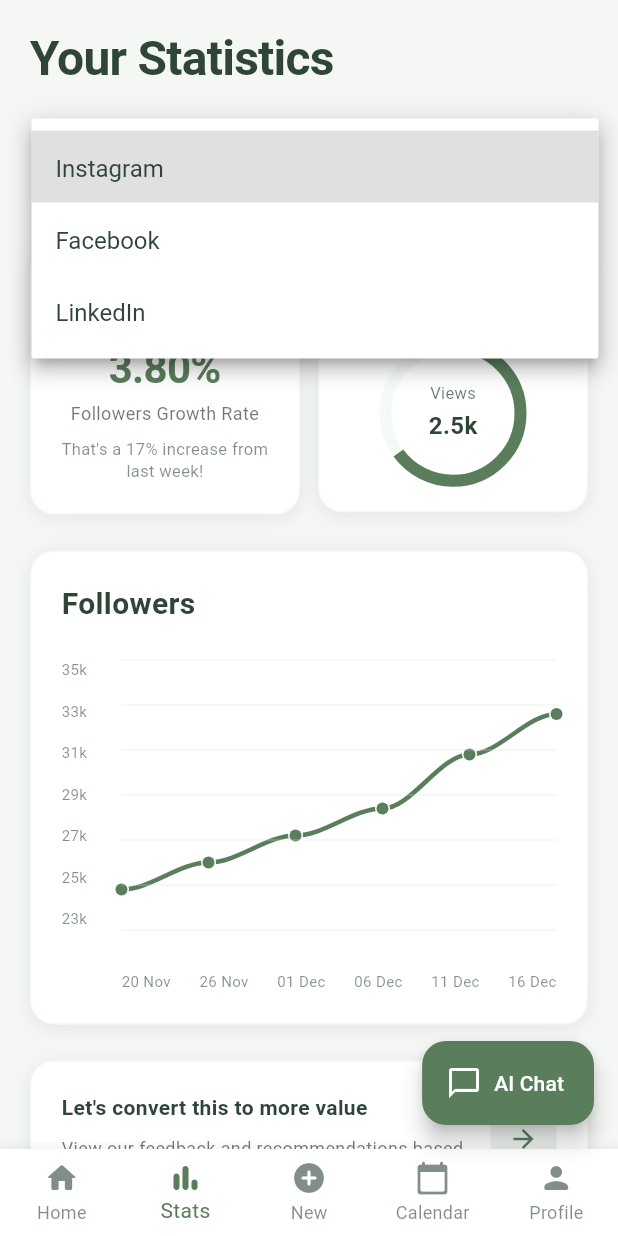
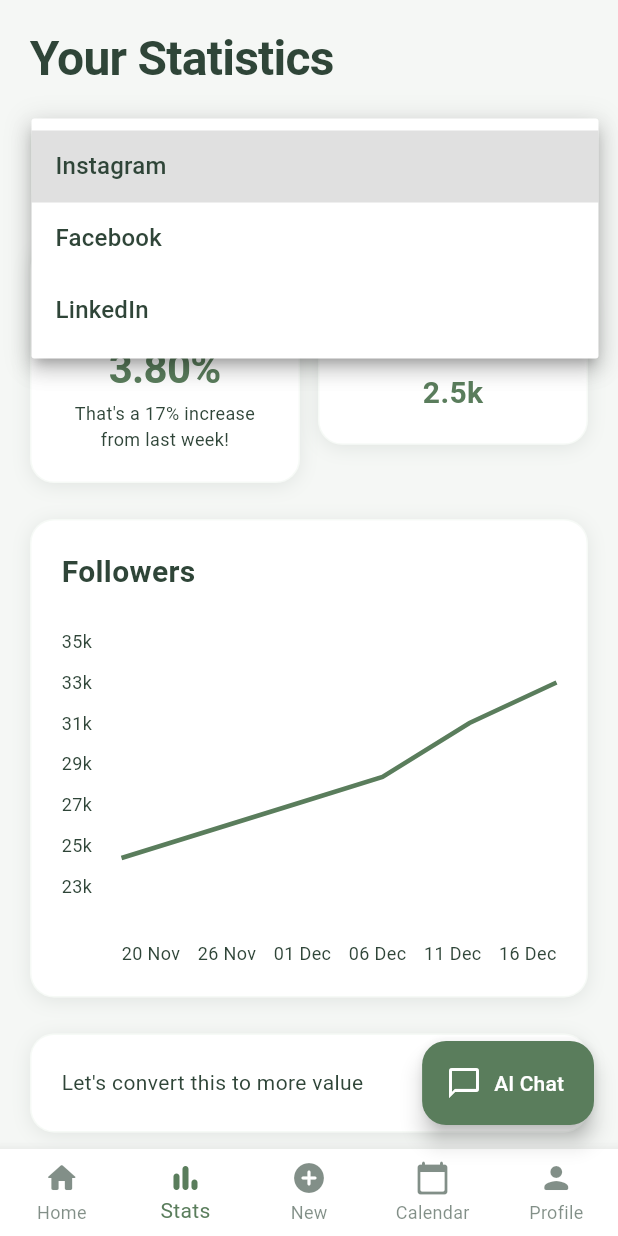
Before and after one commit to toshvarma/coco-app, a Flutter app: the HomeScreen screen opened directly, item 2 of the bottom bar chosen, after a tap on "Instagram", on a phone screen of 412 x 824 dp. Run offline on Flutter 3.47's test engine with Material 3 defaults, Android fonts, the phone set to English and light mode, and no system bars; our stand-ins replace flutter_markdown, image_picker, shared_preferences; accounts and stored records are empty; network calls fail.

Commit message:
Updated Stats Screen

```diff
--- a/lib/presentation/screens/analytics_screen.dart
+++ b/lib/presentation/screens/analytics_screen.dart
@@ -15,73 +15,95 @@
 class _AnalyticsScreenState extends State<AnalyticsScreen> {
   String selectedPlatform = 'Instagram';
 
-  // NEW: Add these variables
   final ReviewService _reviewService = ReviewService();
   final AuthService _authService = AuthService();
-  String _personaId = 'lena'; // default
 
-  // NEW: Add this method
+  String _personaId = 'lena';
+  Map<String, dynamic> _userStats = {};
+
   @override
   void initState() {
     super.initState();
     _loadUserPersona();
   }
 
-  // NEW: This method detects which user is logged in
   Future<void> _loadUserPersona() async {
     final user = await _authService.getCurrentUser();
     if (user != null && mounted) {
       setState(() {
-        // Check the email and set the persona ID
         if (user['email'] == 'mike@coco.com') {
           _personaId = 'mike';
-        } else if (user['email'] == 'lena@coco.com') {
+          _userStats = _getMikeStats();
+        } else {
           _personaId = 'lena';
+          _userStats = _getLenaStats();
         }
       });
     }
   }
 
+  Map<String, dynamic> _getLenaStats() {
+    return {
+      'growthRate': '3.80%',
+      'growthIncrease': '17%',
+      'latestPostViews': '2.5k',
+      'posts': '12',
+      'reach': '3.5k',
+      'engagement': '24%',
+      'chartPoints': [
+        {'date': '20 Nov', 'value': 0.85, 'followers': '25k'},
+        {'date': '26 Nov', 'value': 0.75, 'followers': '26k'},
+        {'date': '01 Dec', 'value': 0.65, 'followers': '27k'},
+        {'date': '06 Dec', 'value': 0.55, 'followers': '28k'},
+        {'date': '11 Dec', 'value': 0.35, 'followers': '31k'},
+        {'date': '16 Dec', 'value': 0.20, 'followers': '33k'},
+      ],
+      'yAxisLabels': ['35k', '33k', '31k', '29k', '27k', '25k', '23k'],
+    };
+  }
+
+  Map<String, dynamic> _getMikeStats() {
+    return {
+      'growthRate': '5.20%',
+      'growthIncrease': '23%',
+      'latestPostViews': '4.8k',
+      'posts': '18',
+      'reach': '7.2k',
+      'engagement': '31%',
+      'chartPoints': [
+        {'date': '20 Nov', 'value': 0.85, 'followers': '38k'},
+        {'date': '26 Nov', 'value': 0.70, 'followers': '40k'},
+        {'date': '01 Dec', 'value': 0.55, 'followers': '42k'},
+        {'date': '06 Dec', 'value': 0.45, 'followers': '44k'},
+        {'date': '11 Dec', 'value': 0.25, 'followers': '47k'},
+        {'date': '16 Dec', 'value': 0.10, 'followers': '50k'},
+      ],
+      'yAxisLabels': ['52k', '50k', '47k', '44k', '42k', '40k', '38k'],
+    };
+  }
+
   @override
   Widget build(BuildContext context) {
-    final colorScheme = Theme.of(context).colorScheme;
-
     return SafeArea(
       child: SingleChildScrollView(
         padding: const EdgeInsets.all(20),
         child: Column(
           crossAxisAlignment: CrossAxisAlignment.start,
           children: [
-            // Header
-            Text(
-              'Your Statistics',
-              style: AppTextStyles.heading1,
-            ),
+            Text('Your Statistics', style: AppTextStyles.heading1),
             const SizedBox(height: 24),
-
-            // Platform Selector Dropdown
             _buildPlatformSelector(),
             const SizedBox(height: 24),
-
-            // Stats Cards Row
             Row(
               children: [
-                Expanded(
-                  child: _buildGrowthRateCard(),
-                ),
+                Expanded(child: _buildGrowthRateCard()),
                 const SizedBox(width: 12),
-                Expanded(
-                  child: _buildLatestPostCard(),
-                ),
+                Expanded(child: _buildLatestPostCard()),
               ],
             ),
             const SizedBox(height: 24),
-
-            // Followers Chart Card
             _buildFollowersChart(),
             const SizedBox(height: 24),
-
-            // UPDATED: Convert to Value Card with working navigation
             _buildConvertCard(),
           ],
         ),
@@ -103,19 +125,17 @@
         value: selectedPlatform,
         isExpanded: true,
         underline: const SizedBox(),
-        icon: const Icon(Icons.keyboard_arrow_down),
-        style: AppTextStyles.body.copyWith(color: colorScheme.onSurface),
-        items: ['Instagram', 'Facebook', 'LinkedIn',]
-            .map((platform) => DropdownMenuItem(
-          value: platform,
-          child: Text(platform),
-        ))
+        items: ['Instagram', 'Facebook', 'LinkedIn']
+            .map(
+              (platform) => DropdownMenuItem(
+            value: platform,
+            child: Text(platform),
+          ),
+        )
             .toList(),
         onChanged: (value) {
           if (value != null) {
-            setState(() {
-              selectedPlatform = value;
-            });
+            setState(() => selectedPlatform = value);
           }
         },
       ),
@@ -129,14 +149,10 @@
       padding: const EdgeInsets.all(20),
       child: Column(
         children: [
-          Icon(
-            Icons.trending_up,
-            color: colorScheme.primary,
-            size: 32,
-          ),
+          Icon(Icons.trending_up, color: colorScheme.primary, size: 32),
           const SizedBox(height: 12),
           Text(
-            '3.80%',
+            _userStats['growthRate'] ?? '0%',
             style: AppTextStyles.heading1.copyWith(
               fontSize: 28,
               color: colorScheme.primary,
@@ -144,19 +160,8 @@
           ),
           const SizedBox(height: 4),
           Text(
-            'Followers Growth Rate',
-            style: AppTextStyles.caption.copyWith(
-              color: colorScheme.onSurface.withOpacity(0.7),
-            ),
-            textAlign: TextAlign.center,
-          ),
-          const SizedBox(height: 8),
-          Text(
-            "That's a 17% increase from last week!",
-            style: AppTextStyles.caption.copyWith(
-              fontSize: 11,
-              color: colorScheme.onSurface.withOpacity(0.6),
-            ),
+            "That's a ${_userStats['growthIncrease'] ?? '0%'} increase from last week!",
+            style: AppTextStyles.caption,
             textAlign: TextAlign.center,
           ),
         ],
@@ -170,76 +175,13 @@
     return CustomCard(
       padding: const EdgeInsets.all(20),
       child: Column(
-        crossAxisAlignment: CrossAxisAlignment.start,
         children: [
-          Row(
-            mainAxisAlignment: MainAxisAlignment.spaceBetween,
-            children: [
-              Text(
-                'Latest Post',
-                style: AppTextStyles.bodySmall.copyWith(
-                  fontWeight: FontWeight.w600,
-                  color: colorScheme.onSurface,
-                ),
-              ),
-              Container(
-                padding: const EdgeInsets.all(6),
-                decoration: BoxDecoration(
-                  color: colorScheme.primary.withOpacity(0.1),
-                  shape: BoxShape.circle,
-                ),
-                child: Icon(
-                  Icons.check,
-                  color: colorScheme.primary,
-                  size: 16,
-                ),
-              ),
-            ],
-          ),
+          Text('Latest Post', style: AppTextStyles.bodySmall),
           const SizedBox(height: 16),
-          // Centered circular progress
-          Center(
-            child: SizedBox(
-              width: 90,
-              height: 90,
-              child: Stack(
-                alignment: Alignment.center,
-                children: [
-                  SizedBox(
-                    width: 90,
-                    height: 90,
-                    child: CircularProgressIndicator(
-                      value: 0.65,
-                      strokeWidth: 8,
-                      backgroundColor: colorScheme.outline.withOpacity(0.2),
-                      valueColor: AlwaysStoppedAnimation<Color>(
-                        colorScheme.primary,
-                      ),
-                    ),
-                  ),
-                  Column(
-                    mainAxisAlignment: MainAxisAlignment.center,
-                    children: [
-                      Text(
-                        'Views',
-                        style: AppTextStyles.caption.copyWith(
-                          fontSize: 11,
-                          color: colorScheme.onSurface.withOpacity(0.7),
-                        ),
-                      ),
-                      const SizedBox(height: 2),
-                      Text(
-                        '2.5k',
-                        style: AppTextStyles.bodySmall.copyWith(
-                          fontWeight: FontWeight.bold,
-                          fontSize: 16,
-                          color: colorScheme.onSurface,
-                        ),
-                      ),
-                    ],
-                  ),
-                ],
-              ),
+          Text(
+            _userStats['latestPostViews'] ?? '0',
+            style: AppTextStyles.heading3.copyWith(
+              color: colorScheme.primary,
             ),
           ),
         ],
@@ -250,25 +192,23 @@
   Widget _buildFollowersChart() {
     final colorScheme = Theme.of(context).colorScheme;
 
+    final List<String> yAxisLabels =
+    List<String>.from(_userStats['yAxisLabels'] ?? []);
+
+    final List<Map<String, dynamic>> chartPoints =
+    List<Map<String, dynamic>>.from(_userStats['chartPoints'] ?? []);
+
     return CustomCard(
       padding: const EdgeInsets.all(20),
       child: Column(
         crossAxisAlignment: CrossAxisAlignment.start,
         children: [
-          Text(
-            'Followers',
-            style: AppTextStyles.heading3.copyWith(
-              color: colorScheme.onSurface,
-            ),
-          ),
+          Text('Followers', style: AppTextStyles.heading3),
           const SizedBox(height: 24),
-
-          // Chart area
           SizedBox(
             height: 200,
             child: Stack(
               children: [
-                // Y-axis labels
                 Positioned(
                   left: 0,
                   top: 0,
@@ -276,19 +216,11 @@
                   child: Column(
                     mainAxisAlignment: MainAxisAlignment.spaceBetween,
                     crossAxisAlignment: CrossAxisAlignment.end,
-                    children: [
-                      _buildYAxisLabel('35k'),
-                      _buildYAxisLabel('33k'),
-                      _buildYAxisLabel('31k'),
-                      _buildYAxisLabel('29k'),
-                      _buildYAxisLabel('27k'),
-                      _buildYAxisLabel('25k'),
-                      _buildYAxisLabel('23k'),
-                    ],
+                    children: yAxisLabels
+                        .map((label) => _buildYAxisLabel(label))
+                        .toList(),
                   ),
                 ),
-
-                // Chart area with line
                 Positioned(
                   left: 40,
                   right: 0,
@@ -298,29 +230,26 @@
                     painter: LineChartPainter(
                       primaryColor: colorScheme.primary,
                       surfaceColor: colorScheme.surface,
-                      borderColor: colorScheme.outline.withOpacity(0.3),
+                      borderColor:
+                      colorScheme.outline.withOpacity(0.3),
+                      chartPoints: chartPoints,
                     ),
                   ),
                 ),
               ],
             ),
           ),
-
           const SizedBox(height: 8),
-
-          // X-axis labels
           Padding(
             padding: const EdgeInsets.only(left: 40),
             child: Row(
               mainAxisAlignment: MainAxisAlignment.spaceBetween,
-              children: [
-                _buildXAxisLabel('20 Nov'),
-                _buildXAxisLabel('26 Nov'),
-                _buildXAxisLabel('01 Dec'),
-                _buildXAxisLabel('06 Dec'),
-                _buildXAxisLabel('11 Dec'),
-                _buildXAxisLabel('16 Dec'),
-              ],
+              children: chartPoints
+                  .map<Widget>(
+                    (point) =>
+                    _buildXAxisLabel(point['date'] as String),
+              )
+                  .toList(),
             ),
           ),
         ],
@@ -328,88 +257,36 @@
     );
   }
 
-  Widget _buildYAxisLabel(String text) {
-    final colorScheme = Theme.of(context).colorScheme;
+  Widget _buildYAxisLabel(String text) =>
+      Text(text, style: AppTextStyles.caption);
 
-    return Padding(
-      padding: const EdgeInsets.only(right: 8),
-      child: Text(
-        text,
-        style: AppTextStyles.caption.copyWith(
-          fontSize: 10,
-          color: colorScheme.onSurface.withOpacity(0.6),
-        ),
-      ),
-    );
-  }
+  Widget _buildXAxisLabel(String text) =>
+      Text(text, style: AppTextStyles.caption);
 
-  Widget _buildXAxisLabel(String text) {
-    final colorScheme = Theme.of(context).colorScheme;
-
-    return Text(
-      text,
-      style: AppTextStyles.caption.copyWith(
-        fontSize: 10,
-        color: colorScheme.onSurface.withOpacity(0.6),
-      ),
-    );
-  }
-
-  // UPDATED: This card now has a working button
   Widget _buildConvertCard() {
     final colorScheme = Theme.of(context).colorScheme;
 
     return InkWell(
       onTap: () {
-        // Get the review data for the current user
-        final reviewData = _reviewService.getReviewForUser(_personaId);
-
-        // Navigate to review screen with the data
+        final reviewData =
+        _reviewService.getReviewForUser(_personaId);
         Navigator.push(
           context,
           MaterialPageRoute(
-            builder: (context) => ReviewScreen(reviewData: reviewData),
+            builder: (_) => ReviewScreen(reviewData: reviewData),
           ),
         );
       },
-      borderRadius: BorderRadius.circular(12),
       child: CustomCard(
         child: Row(
           children: [
             Expanded(
-              child: Column(
-                crossAxisAlignment: CrossAxisAlignment.start,
-                children: [
-                  Text(
-                    "Let's convert this to more value",
-                    style: AppTextStyles.bodySmall.copyWith(
-                      fontWeight: FontWeight.w600,
-                      color: colorScheme.onSurface,
-                    ),
-                  ),
-                  const SizedBox(height: 8),
-                  Text(
-                    'View our feedback and recommendations based on your statistics.',
-                    style: AppTextStyles.caption.copyWith(
-                      color: colorScheme.onSurface.withOpacity(0.7),
-                    ),
-                  ),
-                ],
+              child: Text(
+                "Let's convert this to more value",
+                style: AppTextStyles.bodySmall,
               ),
             ),
-            const SizedBox(width: 12),
-            Container(
-              padding: const EdgeInsets.all(12),
-              decoration: BoxDecoration(
-                color: colorScheme.primary.withOpacity(0.1),
-                borderRadius: BorderRadius.circular(8),
-              ),
-              child: Icon(
-                Icons.arrow_forward,
-                color: colorScheme.primary,
-                size: 20,
-              ),
-            ),
+            Icon(Icons.arrow_forward, color: colorScheme.primary),
           ],
         ),
       ),
@@ -417,94 +294,48 @@
   }
 }
 
-// Custom painter for the line chart
+// ================= LINE CHART PAINTER =================
+
 class LineChartPainter extends CustomPainter {
   final Color primaryColor;
   final Color surfaceColor;
   final Color borderColor;
+  final List<Map<String, dynamic>> chartPoints;
 
   LineChartPainter({
     required this.primaryColor,
     required this.surfaceColor,
     required this.borderColor,
+    required this.chartPoints,
   });
 
   @override
   void paint(Canvas canvas, Size size) {
+    if (chartPoints.isEmpty) return;
+
     final paint = Paint()
       ..color = primaryColor
       ..strokeWidth = 3
-      ..style = PaintingStyle.stroke
-      ..strokeCap = StrokeCap.round;
+      ..style = PaintingStyle.stroke;
 
     final path = Path();
 
-    // Define chart points (simulating follower growth from 25k to 33k)
-    final points = [
-      Offset(0, size.height * 0.85),              // 25k - Nov 20
-      Offset(size.width * 0.2, size.height * 0.75), // 26k - Nov 26
-      Offset(size.width * 0.4, size.height * 0.65), // 27k - Dec 01
-      Offset(size.width * 0.6, size.height * 0.55), // 28k - Dec 06
-      Offset(size.width * 0.8, size.height * 0.35), // 31k - Dec 11
-      Offset(size.width, size.height * 0.2),       // 33k - Dec 16
-    ];
+    final points = chartPoints.asMap().entries.map((entry) {
+      final x =
+          (size.width / (chartPoints.length - 1)) * entry.key;
+      final y = size.height * (entry.value['value'] as double);
+      return Offset(x, y);
+    }).toList();
 
-    path.moveTo(points[0].dx, points[0].dy);
+    path.moveTo(points.first.dx, points.first.dy);
 
     for (int i = 1; i < points.length; i++) {
-      final previous = points[i - 1];
-      final current = points[i];
-
-      final controlPoint1 = Offset(
-        previous.dx + (current.dx - previous.dx) / 3,
-        previous.dy,
-      );
-      final controlPoint2 = Offset(
-        previous.dx + 2 * (current.dx - previous.dx) / 3,
-        current.dy,
-      );
-
-      path.cubicTo(
-        controlPoint1.dx,
-        controlPoint1.dy,
-        controlPoint2.dx,
-        controlPoint2.dy,
-        current.dx,
-        current.dy,
-      );
+      path.lineTo(points[i].dx, points[i].dy);
     }
 
     canvas.drawPath(path, paint);
-
-    // Draw dots at data points
-    final dotPaint = Paint()
-      ..color = primaryColor
-      ..style = PaintingStyle.fill;
-
-    final dotBorderPaint = Paint()
-      ..color = surfaceColor
-      ..style = PaintingStyle.fill;
-
-    for (final point in points) {
-      canvas.drawCircle(point, 5, dotBorderPaint);
-      canvas.drawCircle(point, 4, dotPaint);
-    }
-
-    // Draw horizontal grid lines
-    final gridPaint = Paint()
-      ..color = borderColor
-      ..strokeWidth = 1;
-
-    for (int i = 0; i <= 6; i++) {
-      final y = size.height * i / 6;
-      canvas.drawLine(
-        Offset(0, y),
-        Offset(size.width, y),
-        gridPaint,
-      );
-    }
   }
 
   @override
-  bool shouldRepaint(covariant CustomPainter oldDelegate) => false;
+  bool shouldRepaint(_) => false;
 }
```
